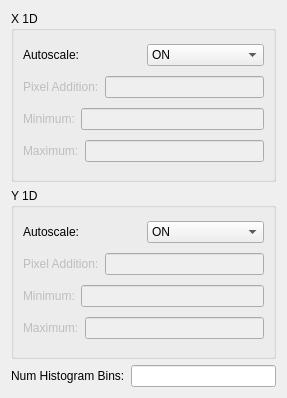
Old version of the form forms/centroid_plots_config.ui in the repository lsst-sitcom/spot_motion_monitor.
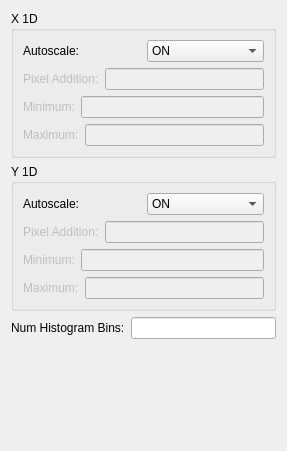
New version of the form.

Commit message: Tweaks of configuration UI layouts.

What changed in the file:
```diff
--- a/forms/centroid_plots_config.ui
+++ b/forms/centroid_plots_config.ui
@@ -7,7 +7,7 @@
     <x>0</x>
     <y>0</y>
     <width>287</width>
-    <height>398</height>
+    <height>451</height>
    </rect>
   </property>
   <property name="windowTitle">
@@ -238,6 +238,19 @@
      </item>
     </layout>
    </item>
+   <item row="3" column="0">
+    <spacer name="verticalSpacer">
+     <property name="orientation">
+      <enum>Qt::Vertical</enum>
+     </property>
+     <property name="sizeHint" stdset="0">
+      <size>
+       <width>20</width>
+       <height>40</height>
+      </size>
+     </property>
+    </spacer>
+   </item>
   </layout>
   <zorder>yCentroidGroupBox</zorder>
   <zorder>xCentroidGroupBox</zorder>
```
Left out of the diff: 28 changed lines with no effect on the pictures. The commit also changes 4 other files.
